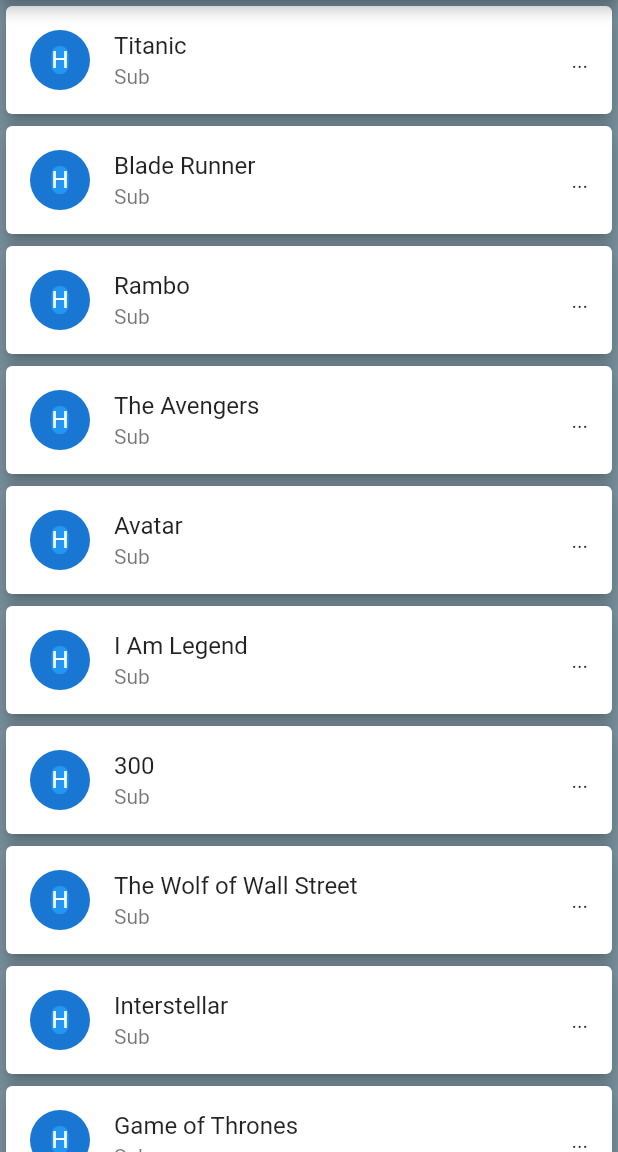
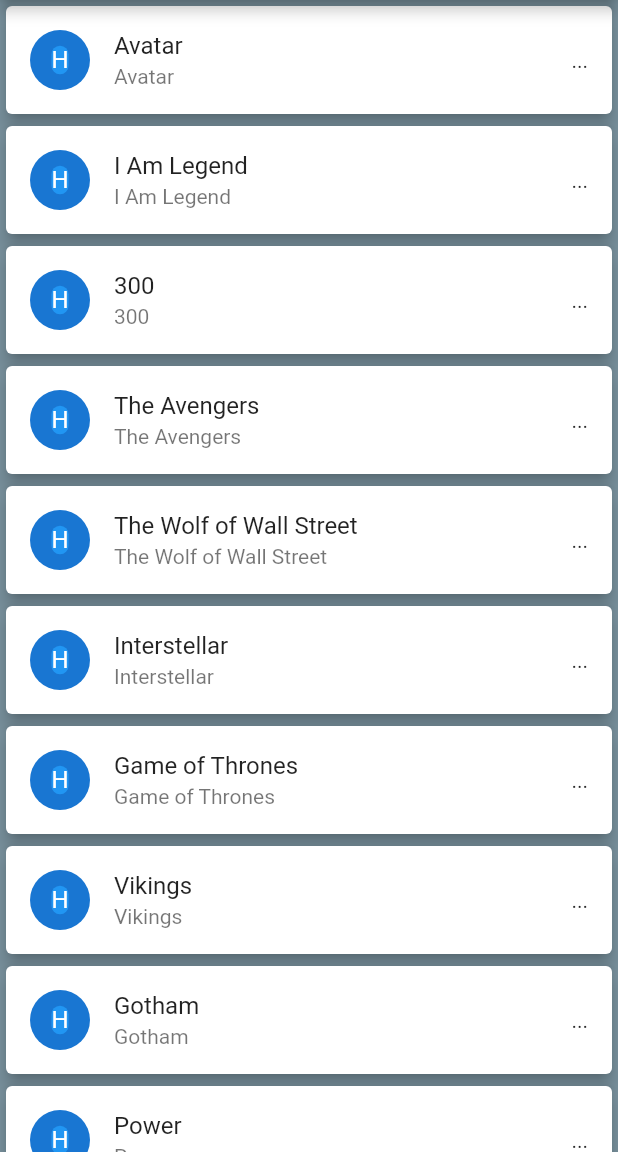
Before and after one commit to niloofaramerian/movie_app, a Flutter app: the screen it shows after launch, on a phone screen of 412 x 824 dp, the part 84-1236 px from its top. Run offline on Flutter 3.47's test engine with Material 2 defaults, Android fonts, the phone set to English and light mode, and no system bars.

Commit message:
Creating a Movie Model Class and Use It Model.

```diff
--- /dev/null
+++ b/lib/model/movie.dart
@@ -0,0 +1,374 @@
+class Movie {
+
+  String title;
+  String year;
+  String rated;
+  String released;
+  String runtime;
+  String genre;
+  String director;
+  String writer;
+  String actors;
+  String plot;
+  String language;
+  String country;
+  String awards;
+  String poster;
+  String metaScore;
+  String imdbRating;
+  String imdbVotes;
+  String imdbID;
+  String type;
+  String response;
+  List<String> images;
+
+  Movie(this.title, this.year, this.rated, this.released, this.runtime,
+      this.genre, this.director, this.writer, this.actors, this.plot,
+      this.language, this.country, this.awards, this.poster, this.metaScore,
+      this.imdbRating, this.imdbVotes, this.imdbID, this.type, this.response,
+      this.images);
+
+
+  static List<Movie> getMovies() =>  [
+    Movie("Avatar", "2009", "PG-13", "18 Dec 2009", "162 min", "Action, Adventure, Fantasy",
+        "James Cameron", "James Cameron", "Sam Worthington, Zoe Saldana, Sigourney Weaver, Stephen Lang",
+        "A paraplegic marine dispatched to the moon Pandora on a unique mission becomes torn between following his orders and protecting the world he feels is his home.",
+        "English, Spanish",
+        "USA, UK",
+        "Won 3 Oscars. Another 80 wins & 121 nominations.",
+        "http://ia.media-imdb.com/images/M/MV5BMTYwOTEwNjAzMl5BMl5BanBnXkFtZTcwODc5MTUwMw@@._V1_SX300.jpg",
+        "83",
+        "7.9",
+        "890,617",
+        "tt0499549",
+        "movie",
+        "True", [
+          "https://images-na.ssl-images-amazon.com/images/M/MV5BMjEyOTYyMzUxNl5BMl5BanBnXkFtZTcwNTg0MTUzNA@@._V1_SX1500_CR0,0,1500,999_AL_.jpg",
+          "https://images-na.ssl-images-amazon.com/images/M/MV5BNzM2MDk3MTcyMV5BMl5BanBnXkFtZTcwNjg0MTUzNA@@._V1_SX1777_CR0,0,1777,999_AL_.jpg",
+          "https://images-na.ssl-images-amazon.com/images/M/MV5BMTY2ODQ3NjMyMl5BMl5BanBnXkFtZTcwODg0MTUzNA@@._V1_SX1777_CR0,0,1777,999_AL_.jpg",
+          "https://images-na.ssl-images-amazon.com/images/M/MV5BMTMxOTEwNDcxN15BMl5BanBnXkFtZTcwOTg0MTUzNA@@._V1_SX1777_CR0,0,1777,999_AL_.jpg",
+          "https://images-na.ssl-images-amazon.com/images/M/MV5BMTYxMDg1Nzk1MV5BMl5BanBnXkFtZTcwMDk0MTUzNA@@._V1_SX1500_CR0,0,1500,999_AL_.jpg"
+        ]),
+
+    Movie( "I Am Legend",
+        "2007",
+        "PG-13",
+        "14 Dec 2007",
+        "101 min",
+        "Drama, Horror, Sci-Fi",
+        "Francis Lawrence",
+        "Mark Protosevich (screenplay), Akiva Goldsman (screenplay), Richard Matheson (novel), John William Corrington, Joyce Hooper Corrington",
+        "Will Smith, Alice Braga, Charlie Tahan, Salli Richardson-Whitfield",
+        "Years after a plague kills most of humanity and transforms the rest into monsters, the sole survivor in New York City struggles valiantly to find a cure.",
+        "English",
+        "USA",
+        "9 wins & 21 nominations.",
+        "http://ia.media-imdb.com/images/M/MV5BMTU4NzMyNDk1OV5BMl5BanBnXkFtZTcwOTEwMzU1MQ@@._V1_SX300.jpg",
+        "65",
+        "7.2",
+        "533,874",
+        "tt0480249",
+        "movie",
+        "True",
+        [
+          "https://images-na.ssl-images-amazon.com/images/M/MV5BMTI0NTI4NjE3NV5BMl5BanBnXkFtZTYwMDA0Nzc4._V1_.jpg",
+          "https://images-na.ssl-images-amazon.com/images/M/MV5BMTIwMDg2MDU4M15BMl5BanBnXkFtZTYwMTA0Nzc4._V1_.jpg",
+          "https://images-na.ssl-images-amazon.com/images/M/MV5BMTc5MDM1OTU5OV5BMl5BanBnXkFtZTYwMjA0Nzc4._V1_.jpg",
+          "https://images-na.ssl-images-amazon.com/images/M/MV5BMTA0MTI2NjMzMzFeQTJeQWpwZ15BbWU2MDMwNDc3OA@@._V1_.jpg"
+        ]),
+
+    Movie( "300",
+        "2006",
+        "R",
+        "09 Mar 2007",
+        "117 min",
+        "Action, Drama, Fantasy",
+        "Zack Snyder",
+        "Zack Snyder (screenplay), Kurt Johnstad (screenplay), Michael Gordon (screenplay), Frank Miller (graphic novel), Lynn Varley (graphic novel)",
+        "Gerard Butler, Lena Headey, Dominic West, David Wenham",
+        "King Leonidas of Sparta and a force of 300 men fight the Persians at Thermopylae in 480 B.C.",
+        "English",
+        "USA",
+        "16 wins & 42 nominations.",
+        "http://ia.media-imdb.com/images/M/MV5BMjAzNTkzNjcxNl5BMl5BanBnXkFtZTYwNDA4NjE3._V1_SX300.jpg",
+        "52",
+        "7.7",
+        "611,046",
+        "tt0416449",
+        "movie",
+        "True", [
+          "https://images-na.ssl-images-amazon.com/images/M/MV5BMTMwNTg5MzMwMV5BMl5BanBnXkFtZTcwMzA2NTIyMw@@._V1_SX1777_CR0,0,1777,937_AL_.jpg",
+          "https://images-na.ssl-images-amazon.com/images/M/MV5BMTQwNTgyNTMzNF5BMl5BanBnXkFtZTcwNDA2NTIyMw@@._V1_SX1777_CR0,0,1777,935_AL_.jpg",
+          "https://images-na.ssl-images-amazon.com/images/M/MV5BMTc0MjQzOTEwMV5BMl5BanBnXkFtZTcwMzE2NTIyMw@@._V1_SX1777_CR0,0,1777,947_AL_.jpg"
+        ]),
+
+
+    Movie("The Avengers",
+        "2012",
+        "PG-13",
+        "04 May 2012",
+        "143 min",
+        "Action, Sci-Fi, Thriller",
+        "Joss Whedon",
+        "Joss Whedon (screenplay), Zak Penn (story), Joss Whedon (story)",
+        "Robert Downey Jr., Chris Evans, Mark Ruffalo, Chris Hemsworth",
+        "Earth's mightiest heroes must come together and learn to fight as a team if they are to stop the mischievous Loki and his alien army from enslaving humanity.",
+        "English, Russian",
+        "USA",
+        "Nominated for 1 Oscar. Another 34 wins & 75 nominations.",
+        "http://ia.media-imdb.com/images/M/MV5BMTk2NTI1MTU4N15BMl5BanBnXkFtZTcwODg0OTY0Nw@@._V1_SX300.jpg",
+        "69",
+        "8.1",
+        "1,003,301",
+        "tt0848228",
+        "movie",
+        "True",
+        [
+          "https://images-na.ssl-images-amazon.com/images/M/MV5BMTA0NjY0NzE4OTReQTJeQWpwZ15BbWU3MDczODg2Nzc@._V1_SX1777_CR0,0,1777,999_AL_.jpg",
+          "https://images-na.ssl-images-amazon.com/images/M/MV5BMjE1MzEzMjcyM15BMl5BanBnXkFtZTcwNDM4ODY3Nw@@._V1_SX1777_CR0,0,1777,999_AL_.jpg",
+          "https://images-na.ssl-images-amazon.com/images/M/MV5BMjMwMzM2MTg1M15BMl5BanBnXkFtZTcwNjM4ODY3Nw@@._V1_SX1777_CR0,0,1777,999_AL_.jpg",
+          "https://images-na.ssl-images-amazon.com/images/M/MV5BMTQ4NzM2Mjc5MV5BMl5BanBnXkFtZTcwMTkwOTY3Nw@@._V1_SX1777_CR0,0,1777,999_AL_.jpg",
+          "https://images-na.ssl-images-amazon.com/images/M/MV5BMTc3MzQ3NjA5N15BMl5BanBnXkFtZTcwMzY5OTY3Nw@@._V1_SX1777_CR0,0,1777,999_AL_.jpg"
+        ]),
+
+    Movie( "The Wolf of Wall Street",
+        "2013",
+        "R",
+        "25 Dec 2013",
+        "180 min",
+        "Biography, Comedy, Crime",
+        "Martin Scorsese",
+        "Terence Winter (screenplay), Jordan Belfort (book)",
+        "Leonardo DiCaprio, Jonah Hill, Margot Robbie, Matthew McConaughey",
+        "Based on the true story of Jordan Belfort, from his rise to a wealthy stock-broker living the high life to his fall involving crime, corruption and the federal government.",
+        "English, French",
+        "USA",
+        "Nominated for 5 Oscars. Another 35 wins & 154 nominations.",
+        "http://ia.media-imdb.com/images/M/MV5BMjIxMjgxNTk0MF5BMl5BanBnXkFtZTgwNjIyOTg2MDE@._V1_SX300.jpg",
+        "75",
+        "8.2",
+        "786,985",
+        "tt0993846",
+        "movie",
+        "True", [
+          "https://images-na.ssl-images-amazon.com/images/M/MV5BNDIwMDIxNzk3Ml5BMl5BanBnXkFtZTgwMTg0MzQ4MDE@._V1_SX1500_CR0,0,1500,999_AL_.jpg",
+          "https://images-na.ssl-images-amazon.com/images/M/MV5BMTc0NzAxODAyMl5BMl5BanBnXkFtZTgwMDg0MzQ4MDE@._V1_SX1500_CR0,0,1500,999_AL_.jpg",
+          "https://images-na.ssl-images-amazon.com/images/M/MV5BMTExMDk1MDE4NzVeQTJeQWpwZ15BbWU4MDM4NDM0ODAx._V1_SX1500_CR0,0,1500,999_AL_.jpg",
+          "https://images-na.ssl-images-amazon.com/images/M/MV5BMTg3MTY4NDk4Nl5BMl5BanBnXkFtZTgwNjc0MzQ4MDE@._V1_SX1500_CR0,0,1500,999_AL_.jpg",
+          "https://images-na.ssl-images-amazon.com/images/M/MV5BMTgzMTg4MDI0Ml5BMl5BanBnXkFtZTgwOTY0MzQ4MDE@._V1_SY1000_CR0,0,1553,1000_AL_.jpg"
+        ]),
+
+    Movie( "Interstellar",
+        "2014",
+        "PG-13",
+        "07 Nov 2014",
+        "169 min",
+        "Adventure, Drama, Sci-Fi",
+        "Christopher Nolan",
+        "Jonathan Nolan, Christopher Nolan",
+        "Ellen Burstyn, Matthew McConaughey, Mackenzie Foy, John Lithgow",
+        "A team of explorers travel through a wormhole in space in an attempt to ensure humanity's survival.",
+        "English",
+        "USA, UK",
+        "Won 1 Oscar. Another 39 wins & 134 nominations.",
+        "http://ia.media-imdb.com/images/M/MV5BMjIxNTU4MzY4MF5BMl5BanBnXkFtZTgwMzM4ODI3MjE@._V1_SX300.jpg",
+        "74",
+        "8.6",
+        "937,412",
+        "tt0816692",
+        "movie",
+        "True",
+        [
+          "https://images-na.ssl-images-amazon.com/images/M/MV5BMjA3NTEwOTMxMV5BMl5BanBnXkFtZTgwMjMyODgxMzE@._V1_SX1500_CR0,0,1500,999_AL_.jpg",
+          "https://images-na.ssl-images-amazon.com/images/M/MV5BMzQ5ODE2MzEwM15BMl5BanBnXkFtZTgwMTMyODgxMzE@._V1_SX1500_CR0,0,1500,999_AL_.jpg",
+          "https://images-na.ssl-images-amazon.com/images/M/MV5BMTg4Njk4MzY0Nl5BMl5BanBnXkFtZTgwMzIyODgxMzE@._V1_SX1500_CR0,0,1500,999_AL_.jpg",
+          "https://images-na.ssl-images-amazon.com/images/M/MV5BMzE3MTM0MTc3Ml5BMl5BanBnXkFtZTgwMDIyODgxMzE@._V1_SX1500_CR0,0,1500,999_AL_.jpg",
+          "https://images-na.ssl-images-amazon.com/images/M/MV5BNjYzNjE2NDk3N15BMl5BanBnXkFtZTgwNzEyODgxMzE@._V1_SX1500_CR0,0,1500,999_AL_.jpg"
+        ]),
+    Movie("Game of Thrones",
+        "2011–",
+        "TV-MA",
+        "17 Apr 2011",
+        "56 min",
+        "Adventure, Drama, Fantasy",
+        "N/A",
+        "David Benioff, D.B. Weiss",
+        "Peter Dinklage, Lena Headey, Emilia Clarke, Kit Harington",
+        "While a civil war brews between several noble families in Westeros, the children of the former rulers of the land attempt to rise up to power. Meanwhile a forgotten race, bent on destruction, plans to return after thousands of years in the North.",
+        "English",
+        "USA, UK",
+        "Won 1 Golden Globe. Another 185 wins & 334 nominations.",
+        "http://ia.media-imdb.com/images/M/MV5BMjM5OTQ1MTY5Nl5BMl5BanBnXkFtZTgwMjM3NzMxODE@._V1_SX300.jpg",
+        "N/A",
+        "9.5",
+        "1,046,830",
+        "tt0944947",
+        "series",
+//          "7", totalSeasons - no need for now!
+        "True",
+        [
+          "https://images-na.ssl-images-amazon.com/images/M/MV5BNDc1MGUyNzItNWRkOC00MjM1LWJjNjMtZTZlYWIxMGRmYzVlXkEyXkFqcGdeQXVyMzU3MDEyNjk@._V1_SX1777_CR0,0,1777,999_AL_.jpg",
+          "https://images-na.ssl-images-amazon.com/images/M/MV5BZjZkN2M5ODgtMjQ2OC00ZjAxLWE1MjMtZDE0OTNmNGM0NWEwXkEyXkFqcGdeQXVyNjUxNzgwNTE@._V1_SX1777_CR0,0,1777,999_AL_.jpg",
+          "https://images-na.ssl-images-amazon.com/images/M/MV5BMDk4Y2Y1MDAtNGVmMC00ZTlhLTlmMmQtYjcyN2VkNzUzZjg2XkEyXkFqcGdeQXVyNjUxNzgwNTE@._V1_SX1777_CR0,0,1777,999_AL_.jpg",
+          "https://images-na.ssl-images-amazon.com/images/M/MV5BNjZjNWIzMzQtZWZjYy00ZTkwLWJiMTYtOWRkZDBhNWJhY2JmXkEyXkFqcGdeQXVyMjk3NTUyOTc@._V1_SX1777_CR0,0,1777,999_AL_.jpg",
+          "https://images-na.ssl-images-amazon.com/images/M/MV5BNTMyMTRjZWEtM2UxMS00ZjU5LWIxMTYtZDA5YmJhZmRjYTc4XkEyXkFqcGdeQXVyMjk3NTUyOTc@._V1_SX1777_CR0,0,1777,999_AL_.jpg"
+        ]),
+
+    Movie(
+        "Vikings",
+        "2013–",
+        "TV-14",
+        "03 Mar 2013",
+        "44 min",
+        "Action, Drama, History",
+        "N/A",
+        "Michael Hirst",
+        "Travis Fimmel, Clive Standen, Gustaf Skarsgård, Katheryn Winnick",
+        "The world of the Vikings is brought to life through the journey of Ragnar Lothbrok, the first Viking to emerge from Norse legend and onto the pages of history - a man on the edge of myth.",
+        "English, Old English, Norse, Old, Latin",
+        "Ireland, Canada",
+        "Nominated for 7 Primetime Emmys. Another 17 wins & 49 nominations.",
+        "http://ia.media-imdb.com/images/M/MV5BOTEzNzI3MDc0N15BMl5BanBnXkFtZTgwMzk1MzA5NzE@._V1_SX300.jpg",
+        "N/A",
+        "8.6",
+        "198,041",
+        "tt2306299",
+        "series",
+//  "totalSeasons": "5",
+        "True",
+        [
+          "https://images-na.ssl-images-amazon.com/images/M/MV5BMjM5MTM1ODUxNV5BMl5BanBnXkFtZTgwNTAzOTI2ODE@._V1_.jpg",
+          "https://images-na.ssl-images-amazon.com/images/M/MV5BNzU2NDcxODMyOF5BMl5BanBnXkFtZTgwNDAzOTI2ODE@._V1_.jpg",
+          "https://images-na.ssl-images-amazon.com/images/M/MV5BMjMzMzIzOTU2M15BMl5BanBnXkFtZTgwODMzMTkyODE@._V1_SY1000_SX1500_AL_.jpg",
+          "https://images-na.ssl-images-amazon.com/images/M/MV5BMTQ2NTQ2MDA3NF5BMl5BanBnXkFtZTgwODkxMDUxODE@._V1_SY1000_SX1500_AL_.jpg",
+          "https://images-na.ssl-images-amazon.com/images/M/MV5BMTcxOTQ3NTA5N15BMl5BanBnXkFtZTgwMzExMDUxODE@._V1_SY1000_SX1500_AL_.jpg"
+        ]),
+
+
+    Movie(
+        "Gotham",
+        "2014–",
+        "TV-14",
+        "01 Aug 2014",
+        "42 min",
+        "Action, Crime, Drama",
+        "N/A",
+        "Bruno Heller",
+        "Ben McKenzie, Donal Logue, David Mazouz, Sean Pertwee",
+        "The story behind Detective James Gordon's rise to prominence in Gotham City in the years before Batman's arrival.",
+        "English",
+        "USA",
+        "Nominated for 4 Primetime Emmys. Another 3 wins & 22 nominations.",
+        "http://ia.media-imdb.com/images/M/MV5BMTY2MjMwNDE4OV5BMl5BanBnXkFtZTgwNjI1NjU0OTE@._V1_SX300.jpg",
+        "N/A",
+        "8.0",
+        "133,375",
+        "tt3749900",
+        "series",
+//         "totalSeasons": "3",
+        "True",
+        [
+          "https://images-na.ssl-images-amazon.com/images/M/MV5BNDI3ODYyODY4OV5BMl5BanBnXkFtZTgwNjE5NDMwMDI@._V1_SY1000_SX1500_AL_.jpg",
+          "https://images-na.ssl-images-amazon.com/images/M/MV5BMjA5OTExMTIwNF5BMl5BanBnXkFtZTgwMjI5NDMwMDI@._V1_SY1000_SX1500_AL_.jpg",
+          "https://images-na.ssl-images-amazon.com/images/M/MV5BMTA3MDY2NjA3MzBeQTJeQWpwZ15BbWU4MDU0MDkzODgx._V1_SX1499_CR0,0,1499,999_AL_.jpg",
+          "https://images-na.ssl-images-amazon.com/images/M/MV5BMjM3MzYzNDgzOV5BMl5BanBnXkFtZTgwMjQwOTM4ODE@._V1_SY1000_CR0,0,1498,1000_AL_.jpg",
+          "https://images-na.ssl-images-amazon.com/images/M/MV5BMjQwODAyNjk0NF5BMl5BanBnXkFtZTgwODU4MzMyODE@._V1_SY1000_CR0,0,1500,1000_AL_.jpg"
+        ]),
+
+
+    Movie(
+        "Power",
+        "2014–",
+        "TV-MA",
+        "N/A",
+        "50 min",
+        "Crime, Drama",
+        "N/A",
+        "Courtney Kemp Agboh",
+        "Omari Hardwick, Joseph Sikora, Andy Bean, Lela Loren",
+        "James \"Ghost\" St. Patrick, a wealthy New York night club owner who has it all, catering for the city's elite and dreaming big, lives a double life as a drug kingpin.",
+        "English",
+        "USA",
+        "1 win & 6 nominations.",
+        "http://ia.media-imdb.com/images/M/MV5BOTA4NTkzMjUzOF5BMl5BanBnXkFtZTgwNzg5ODkxOTE@._V1_SX300.jpg",
+        "N/A",
+        "8.0",
+        "14,770",
+        "tt3281796",
+        "series",
+//         "totalSeasons": "3",
+        "True",
+        [
+          "https://images-na.ssl-images-amazon.com/images/M/MV5BMTc2ODg0MzMzM15BMl5BanBnXkFtZTgwODYxODA5NTE@._V1_SY1000_SX1500_AL_.jpg",
+          "https://images-na.ssl-images-amazon.com/images/M/MV5BMTcyMjA0MzczNV5BMl5BanBnXkFtZTgwNTIyODA5NTE@._V1_SY1000_SX1500_AL_.jpg",
+          "https://images-na.ssl-images-amazon.com/images/M/MV5BMTk0MTI0NzQ2NV5BMl5BanBnXkFtZTgwMDkxODA5NTE@._V1_SY1000_SX1500_AL_.jpg",
+          "https://images-na.ssl-images-amazon.com/images/M/MV5BMTQ4Mzk1ODcxM15BMl5BanBnXkFtZTgwNDQyODA5NTE@._V1_SY1000_SX1500_AL_.jpg",
+          "https://images-na.ssl-images-amazon.com/images/M/MV5BMTUwNTE0NDI1M15BMl5BanBnXkFtZTgwMDQyODA5NTE@._V1_SY1000_SX1500_AL_.jpg"
+        ]),
+    Movie(
+        "Narcos",
+        "2015–",
+        "TV-MA",
+        "28 Aug 2015",
+        "49 min",
+        "Biography, Crime, Drama",
+        "N/A",
+        "Carlo Bernard, Chris Brancato, Doug Miro, Paul Eckstein",
+        "Wagner Moura, Boyd Holbrook, Pedro Pascal, Joanna Christie",
+        "A chronicled look at the criminal exploits of Colombian drug lord Pablo Escobar.",
+        "English, Spanish",
+        "USA",
+        "Nominated for 2 Golden Globes. Another 4 nominations.",
+        "http://ia.media-imdb.com/images/M/MV5BMTU0ODQ4NDg2OF5BMl5BanBnXkFtZTgwNzczNTE4OTE@._V1_SX300.jpg",
+        "N/A",
+        "8.9",
+        "118,680",
+        "tt2707408",
+//          "series",
+        "2",
+        "True",
+        [
+          "https://images-na.ssl-images-amazon.com/images/M/MV5BMTk2MDMzMTc0MF5BMl5BanBnXkFtZTgwMTAyMzA1OTE@._V1_SX1500_CR0,0,1500,999_AL_.jpg",
+          "https://images-na.ssl-images-amazon.com/images/M/MV5BMjIxMDkyOTEyNV5BMl5BanBnXkFtZTgwNjY3Mjc3OTE@._V1_SY1000_SX1500_AL_.jpg",
+          "https://images-na.ssl-images-amazon.com/images/M/MV5BMjA2NDUwMTU2NV5BMl5BanBnXkFtZTgwNTI1Mzc3OTE@._V1_SY1000_CR0,0,1499,1000_AL_.jpg",
+          "https://images-na.ssl-images-amazon.com/images/M/MV5BODA1NjAyMTQ3Ml5BMl5BanBnXkFtZTgwNjI1Mzc3OTE@._V1_SY1000_CR0,0,1499,1000_AL_.jpg",
+          "https://images-na.ssl-images-amazon.com/images/M/MV5BMTU0NzQ0OTAwNl5BMl5BanBnXkFtZTgwMDAyMzA1OTE@._V1_SX1500_CR0,0,1500,999_AL_.jpg"
+        ]),
+
+
+    Movie(
+        "Breaking Bad",
+        "2008–2013",
+        "TV-14",
+        "20 Jan 2008",
+        "49 min",
+        "Crime, Drama, Thriller",
+        "N/A",
+        "Vince Gilligan",
+        "Bryan Cranston, Anna Gunn, Aaron Paul, Dean Norris",
+        "A high school chemistry teacher diagnosed with inoperable lung cancer turns to manufacturing and selling methamphetamine in order to secure his family's financial future.",
+        "English, Spanish",
+        "USA",
+        "Won 2 Golden Globes. Another 132 wins & 218 nominations.",
+        "http://ia.media-imdb.com/images/M/MV5BMTQ0ODYzODc0OV5BMl5BanBnXkFtZTgwMDk3OTcyMDE@._V1_SX300.jpg",
+        "N/A",
+        "9.5",
+        "889,883",
+        "tt0903747",
+        "series",
+//         "totalSeasons": "5",
+        "True",
+        [
+          "https://images-na.ssl-images-amazon.com/images/M/MV5BMTgyMzI5NDc5Nl5BMl5BanBnXkFtZTgwMjM0MTI2MDE@._V1_SY1000_CR0,0,1498,1000_AL_.jpg",
+          "https://images-na.ssl-images-amazon.com/images/M/MV5BMTQ2NDkwNDk5NV5BMl5BanBnXkFtZTgwNDM0MTI2MDE@._V1_SY1000_CR0,0,1495,1000_AL_.jpg",
+          "https://images-na.ssl-images-amazon.com/images/M/MV5BMTM4NDcyNDMzMF5BMl5BanBnXkFtZTgwOTI0MTI2MDE@._V1_SY1000_CR0,0,1495,1000_AL_.jpg",
+          "https://images-na.ssl-images-amazon.com/images/M/MV5BMTAzMTczMjM3NjFeQTJeQWpwZ15BbWU4MDc1MTI1MzAx._V1_SY1000_CR0,0,1495,1000_AL_.jpg",
+          "https://images-na.ssl-images-amazon.com/images/M/MV5BMjA5MTE3MTgwMF5BMl5BanBnXkFtZTgwOTQxMjUzMDE@._V1_SX1500_CR0,0,1500,999_AL_.jpg"
+        ]),
+
+  ];
+
+
+
+
+}
--- a/lib/ui/home.dart
+++ b/lib/ui/home.dart
@@ -1,8 +1,12 @@
 import 'package:flutter/material.dart';
+import 'package:movie_app/model/movie.dart';
 
 // ListView allows us to create rows in a list and we can add sort of data into the listView.
 // it also gives us the ability to add any event listener for listen fot taps or long press
 class MovieListView extends StatelessWidget {
+
+  final List<Movie> movieList = Movie.getMovies();
+
   final List movies = [
     "Titanic",
     "Blade Runner",
@@ -28,7 +32,7 @@ class MovieListView extends StatelessWidget {
       ),
       backgroundColor: Colors.blueGrey.shade400,
       body: ListView.builder(
-          itemCount: movies.length,
+          itemCount: movieList.length,
           itemBuilder: (BuildContext context, int index) {
             return Card(
               elevation: 4.5,
@@ -47,8 +51,8 @@ class MovieListView extends StatelessWidget {
                   ),
                 ),
                 trailing: Text("..."),
-                title: Text(movies[index]),
-                subtitle: Text("Sub"),
+                title: Text(movieList[index].title),
+                subtitle: Text("${movieList[index].title}"),
                 // onTap: () => debugPrint("Movie name: ${movies.elementAt(index)}"),
                 // In flutter any screen or page is called route.
                 onTap: () {
@@ -57,7 +61,7 @@ class MovieListView extends StatelessWidget {
                   Navigator.push(
                       context,
                       MaterialPageRoute(
-                          builder: (context) => MovieListViewDetail(movieName: movies.elementAt(index),)
+                          builder: (context) => MovieListViewDetail(movieName: movieList.elementAt(index).title,)
                       )
                   );
                 },
```
